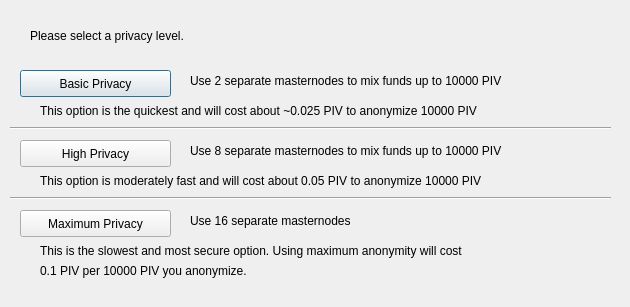
First picture: the form in src/qt/forms/obfuscationconfig.ui, repository blocknetdx/blocknet, before the edit.
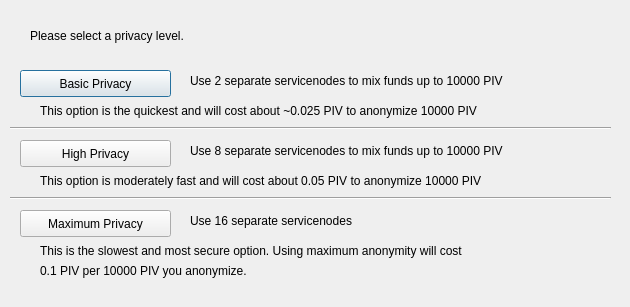
Second picture: the form after the edit.

```diff
--- a/src/qt/forms/obfuscationconfig.ui
+++ b/src/qt/forms/obfuscationconfig.ui
@@ -75,7 +75,7 @@
     </rect>
    </property>
    <property name="text">
-    <string>Use 2 separate masternodes to mix funds up to 10000 PIV</string>
+    <string>Use 2 separate servicenodes to mix funds up to 10000 PIV</string>
    </property>
   </widget>
   <widget class="QLabel" name="label_3">
@@ -88,7 +88,7 @@
     </rect>
    </property>
    <property name="text">
-    <string>Use 8 separate masternodes to mix funds up to 10000 PIV</string>
+    <string>Use 8 separate servicenodes to mix funds up to 10000 PIV</string>
    </property>
   </widget>
   <widget class="QLabel" name="label_4">
@@ -101,7 +101,7 @@
     </rect>
    </property>
    <property name="text">
-    <string>Use 16 separate masternodes</string>
+    <string>Use 16 separate servicenodes</string>
    </property>
   </widget>
   <widget class="QLabel" name="label_6">
```
